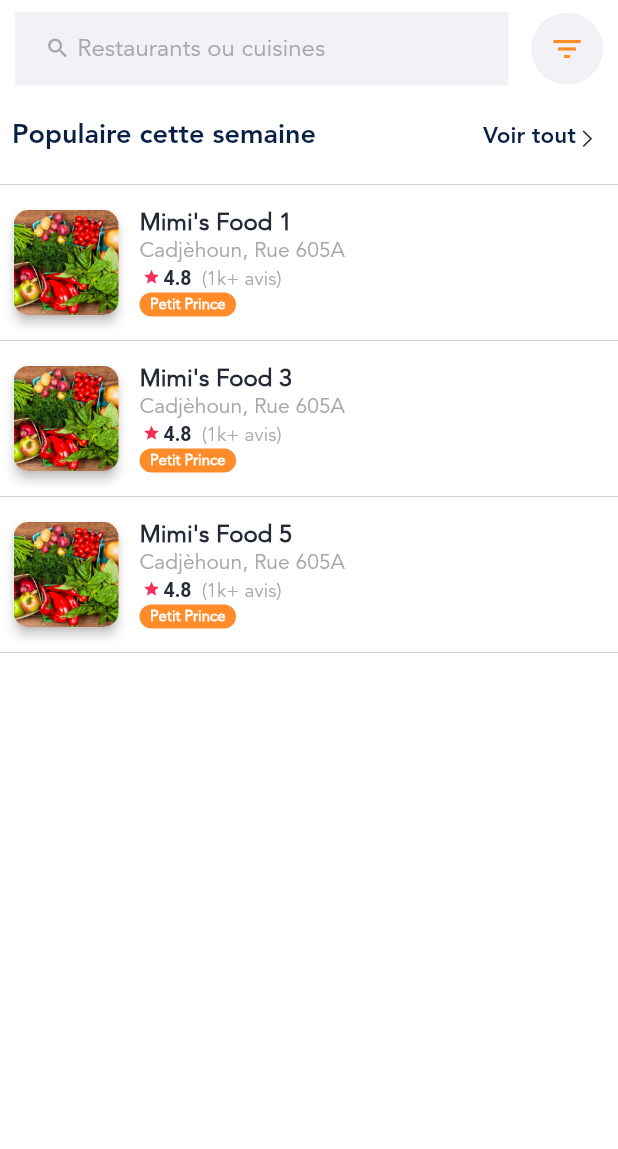
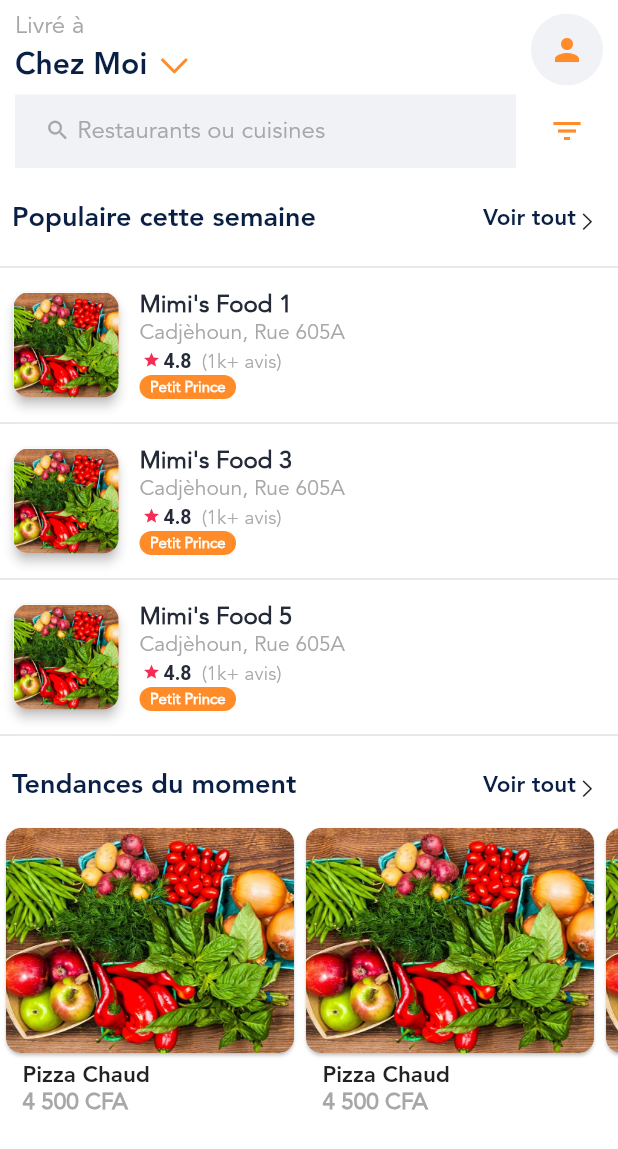
Before and after one commit to jowilf/restaurant-ui, a Flutter app: the screen it shows after launch, on a phone screen of 412 x 824 dp. Shown: the top 1149 px of the screen. Run offline on Flutter 3.47's test engine with Material 2 defaults, Android fonts, the phone set to English and light mode, and no system bars; our stand-ins replace pin_code_fields, rflutter_alert; missing offline and left inert: flutter_statusbarcolor.

Commit message:
add foodhorizontal

```diff
--- a/lib/ui/components/FoodHorizontal.dart
+++ b/lib/ui/components/FoodHorizontal.dart
@@ -1,12 +1,19 @@
 import 'package:flutter/cupertino.dart';
 import 'package:flutter/material.dart';
 import 'package:nekxolivro/values/Res.dart';
+import 'package:nekxolivro/values/StringRes.dart';
+import 'package:nekxolivro/values/Styles.dart';
 
 class FoodHorizontal extends StatelessWidget {
   @override
   Widget build(BuildContext context) {
-    return Column(
-      mainAxisSize: MainAxisSize.min,
+    return InkWell(
+      onTap: () => null,
+      child: Container(
+        width: 200,
+        child: Column(
+          mainAxisSize: MainAxisSize.max,
+          crossAxisAlignment: CrossAxisAlignment.start,
           children: <Widget>[
             Card(
               elevation: 1,
@@ -19,12 +26,35 @@ class FoodHorizontal extends StatelessWidget {
                 child: Image.asset(
                   Res.login_back,
                   height: 150.0,
-              width: 200.0,
+                  width: 195.0,
                   fit: BoxFit.cover,
                 ),
               ),
             ),
+            Padding(
+              padding: const EdgeInsets.only(
+                left: 15,
+              ),
+              child: Text(
+                "Pizza Chaud",
+                maxLines: 2,
+                overflow: TextOverflow.ellipsis,
+                style:
+                    TextStyle(fontSize: 15, fontFamily: StringRes.Avenir_Heavy),
+              ),
+            ),
+            Padding(
+              padding: const EdgeInsets.only(
+                left: 15,
+              ),
+              child: Text(
+                "4 500 CFA",
+                style: Styles.smallTextGreyBold,
+              ),
+            )
           ],
+        ),
+      ),
     );
   }
 }
--- a/lib/ui/components/HomeAppBar.dart
+++ b/lib/ui/components/HomeAppBar.dart
@@ -1,6 +1,8 @@
+import 'package:flutter/cupertino.dart';
 import 'package:flutter/material.dart';
 import 'package:nekxolivro/values/Palette.dart';
 import 'package:nekxolivro/values/StringRes.dart';
+import 'package:nekxolivro/values/Styles.dart';
 
 class HomeAppBar extends StatelessWidget {
   @override
@@ -8,7 +10,67 @@ class HomeAppBar extends StatelessWidget {
     return Container(
       color: Colors.white,
       padding: const EdgeInsets.symmetric(vertical: 8.0),
-      child: Row(
+      child: Column(
+        children: <Widget>[
+          Row(
+            mainAxisAlignment: MainAxisAlignment.spaceBetween,
+            children: <Widget>[
+              Expanded(
+                  child: InkWell(
+                    onTap: ()=>null,
+                    child: Padding(
+                padding: const EdgeInsets.symmetric(horizontal: 10.0),
+                child: Column(
+                    crossAxisAlignment: CrossAxisAlignment.start,
+                    children: <Widget>[
+                      Text(
+                        "Livré à",
+                        style: TextStyle(color: Palette.greyText, fontSize: 16),
+                      ),
+                      Padding(
+                        padding: const EdgeInsets.symmetric(vertical: 2.0),
+                        child: RichText(
+                            text: TextSpan(
+                                text: "Chez Moi ",
+                                style: Styles.mediumBlueBlackTitle,
+                                children: [
+                              WidgetSpan(
+                                  child: RotatedBox(
+                                      quarterTurns: 1,
+                                      child: Icon(
+                                        CupertinoIcons.right_chevron,
+                                        color: Palette.colorPrimary,
+                                      )))
+                            ])),
+                      )
+                    ],
+                ),
+              ),
+                  )),
+              Container(
+                margin: EdgeInsets.only(left: 5, right: 10),
+                child: ClipOval(
+                  child: Material(
+                    color: Palette.colorGrey, // button color
+                    child: InkWell(
+                      child: Padding(
+                        padding: const EdgeInsets.all(12.0),
+                        child: Icon(
+                          Icons.person,
+                          color: Palette.colorPrimary,
+                        ),
+                      ),
+                      onTap: () {},
+                    ),
+                  ),
+                ),
+              )
+            ],
+          ),
+          SizedBox(
+            height: 5,
+          ),
+          Row(
             mainAxisAlignment: MainAxisAlignment.spaceBetween,
             children: <Widget>[
               Expanded(
@@ -19,7 +81,8 @@ class HomeAppBar extends StatelessWidget {
                     child: InkWell(
                       onTap: () {},
                       child: Padding(
-                    padding: EdgeInsets.symmetric(horizontal: 20, vertical: 15),
+                        padding:
+                            EdgeInsets.symmetric(horizontal: 20, vertical: 15),
                         child: RichText(
                           overflow: TextOverflow.ellipsis,
                           text: TextSpan(
@@ -46,10 +109,10 @@ class HomeAppBar extends StatelessWidget {
                 ),
               ),
               Container(
-            margin: EdgeInsets.only(left: 5, right: 10),
+                margin: EdgeInsets.only(left: 0, right: 10),
                 child: ClipOval(
                   child: Material(
-                color: Palette.colorGrey, // button color
+                    color: Colors.transparent, // button color
                     child: InkWell(
                       child: Padding(
                         padding: const EdgeInsets.all(12.0),
@@ -65,6 +128,8 @@ class HomeAppBar extends StatelessWidget {
               )
             ],
           ),
+        ],
+      ),
     );
   }
 }
--- a/lib/ui/screens/HomePage.dart
+++ b/lib/ui/screens/HomePage.dart
@@ -1,6 +1,7 @@
 import 'package:flutter/cupertino.dart';
 import 'package:flutter/material.dart';
 import 'package:flutter/rendering.dart';
+import 'package:nekxolivro/ui/components/FoodHorizontal.dart';
 import 'package:nekxolivro/ui/components/FoodView.dart';
 import 'package:nekxolivro/ui/components/HomeAppBar.dart';
 import 'package:nekxolivro/values/AppRoutes.dart';
@@ -26,8 +27,10 @@ class HomePageState extends State<HomePage> {
               child: CustomScrollView(
                 slivers: [
                   SliverList(
-                    delegate:
-                        SliverChildListDelegate([populaireTitle(context)]),
+                    delegate: SliverChildListDelegate([
+                      sectionTitle(
+                          context, "Populaire cette semaine", AppRoutes.login)
+                    ]),
                   ),
                   SliverList(
                     delegate: SliverChildBuilderDelegate((context, index) {
@@ -39,6 +42,23 @@ class HomePageState extends State<HomePage> {
                         index: index,
                       );
                     }, childCount: 3 * 2 + 1),
+                  ),
+                  SliverList(
+                    delegate: SliverChildListDelegate([
+                      sectionTitle(
+                          context, "Tendances du moment", AppRoutes.login)
+                    ]),
+                  ),
+                  SliverToBoxAdapter(
+                    child: Container(
+                      height: 200,
+                      child: ListView.builder(
+                          scrollDirection: Axis.horizontal,
+                          itemCount: 10,
+                          itemBuilder: (context, index) {
+                            return FoodHorizontal();
+                          }),
+                    ),
                   )
                 ],
               ),
@@ -72,14 +92,14 @@ class HomePageState extends State<HomePage> {
         ));
   }
 
-  Widget populaireTitle(context) => Padding(
+  Widget sectionTitle(context, leftText, routeName) => Padding(
         padding: const EdgeInsets.symmetric(horizontal: 8.0, vertical: 10),
         child: Row(
           mainAxisAlignment: MainAxisAlignment.spaceBetween,
           children: <Widget>[
             Expanded(
               child: Text(
-                "Populaire cette semaine",
+                leftText,
                 maxLines: 1,
                 overflow: TextOverflow.ellipsis,
                 style: TextStyle(
@@ -91,7 +111,7 @@ class HomePageState extends State<HomePage> {
             Material(
               color: Colors.transparent,
               child: InkWell(
-                onTap: () => Navigator.pushNamed(context, AppRoutes.login),
+                onTap: () => Navigator.pushNamed(context, routeName),
                 child: Container(
                   padding: EdgeInsets.symmetric(vertical: 5, horizontal: 5),
                   child: RichText(
```
Lines whose indentation alone changed are shown as unchanged.
